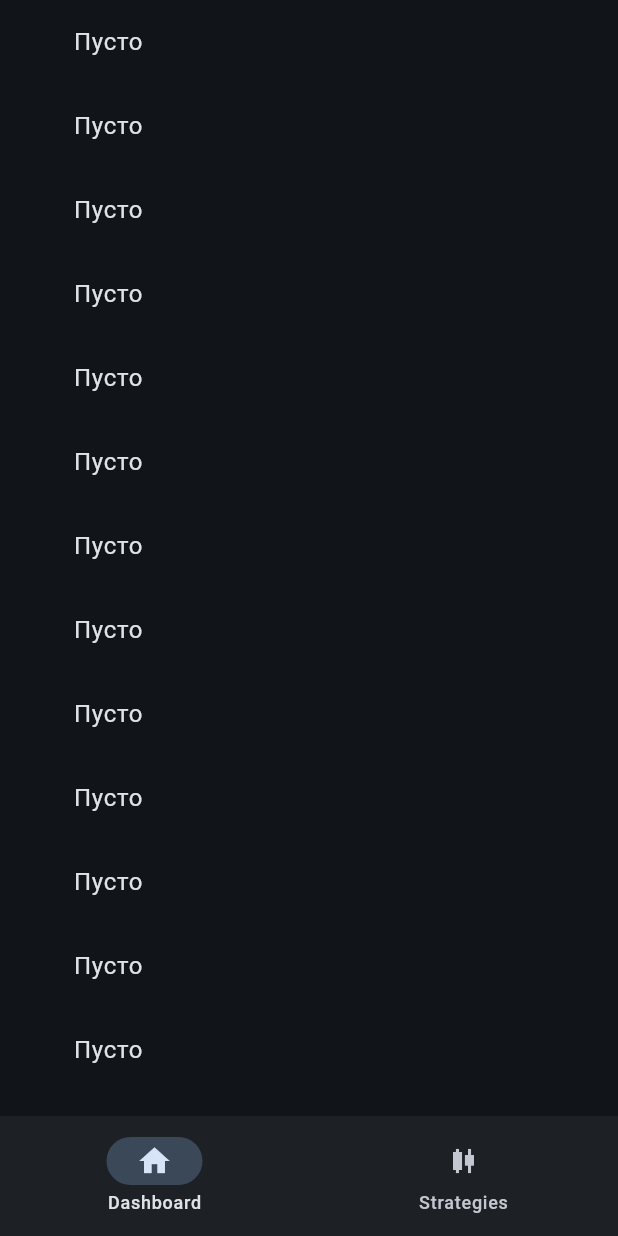
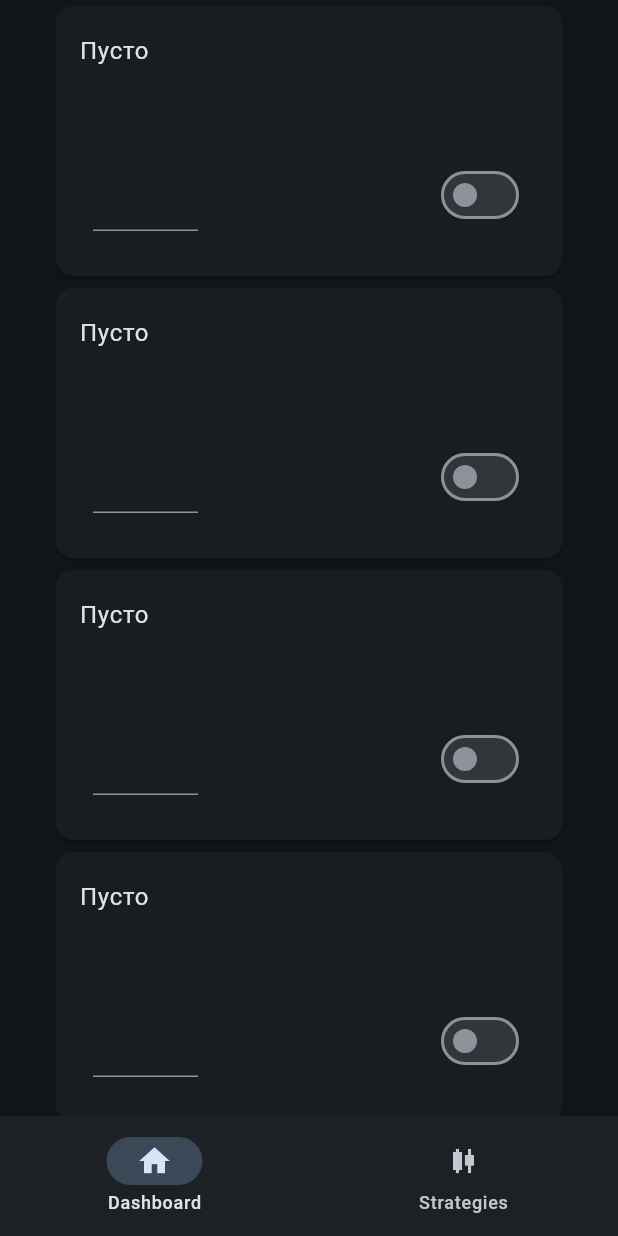
Before and after one commit to marketsmasher/client, a Flutter app: the StrategiesScreen screen opened directly, on a phone screen of 412 x 824 dp. Run offline on Flutter 3.47's test engine with Material 3 defaults, Android fonts, the light colour scheme and no system bars; our stand-ins replace dio, flutter_secure_storage, go_router; accounts and stored records are empty; network calls fail.

Commit message:
feat: add strategies layout

```diff
--- a/lib/ui/strategies/widgets/strategies_screen.dart
+++ b/lib/ui/strategies/widgets/strategies_screen.dart
@@ -1,5 +1,6 @@
 import 'package:client/ui/core/ui/navigation_widget.dart';
 import 'package:flutter/material.dart';
+import 'package:flutter/services.dart';
 import 'package:provider/provider.dart';
 import '../../../data/models/strategies_dtos.dart';
 import '../view_models/strategies_model.dart';
@@ -42,8 +43,42 @@ class _StrategiesScreenState extends State<StrategiesScreen> {
                 child: ListView.builder(
                   itemCount: strategies?.length,
                   itemBuilder: (BuildContext context, int index) {
-                    final item = asyncSnapshot.data?[index];
-                    return ListTile(title: Text(item?.publicName ?? 'Пусто'));
+                    final item = strategies?[index];
+                    return Card(
+                      child: Padding(
+                        padding: const EdgeInsets.symmetric(vertical: 5),
+                        child: Column(
+                          crossAxisAlignment: CrossAxisAlignment.start,
+                          children: [
+                            ListTile(
+                                title: Text(item?.publicName ?? 'Пусто'),
+                                subtitle: Text(item?.description ?? ''),
+                            ),
+                            Padding(
+                              padding: const EdgeInsets.all(25),
+                              // TODO: add subscription functionality
+                              child: Row(
+                                children: [
+                                  SizedBox(
+                                    width: 70,
+                                    child: TextField(
+                                      keyboardType: TextInputType.number,
+                                      inputFormatters: [
+                                        FilteringTextInputFormatter.digitsOnly],
+                                    ),
+                                  ),
+                                  Spacer(),
+                                  Switch(
+                                    value: false,
+                                    onChanged: (_) => true,
+                                  ),
+                                ],
+                              ),
+                            )
+                          ],
+                        ),
+                      ),
+                    );
                   },
                 )
             );
```
